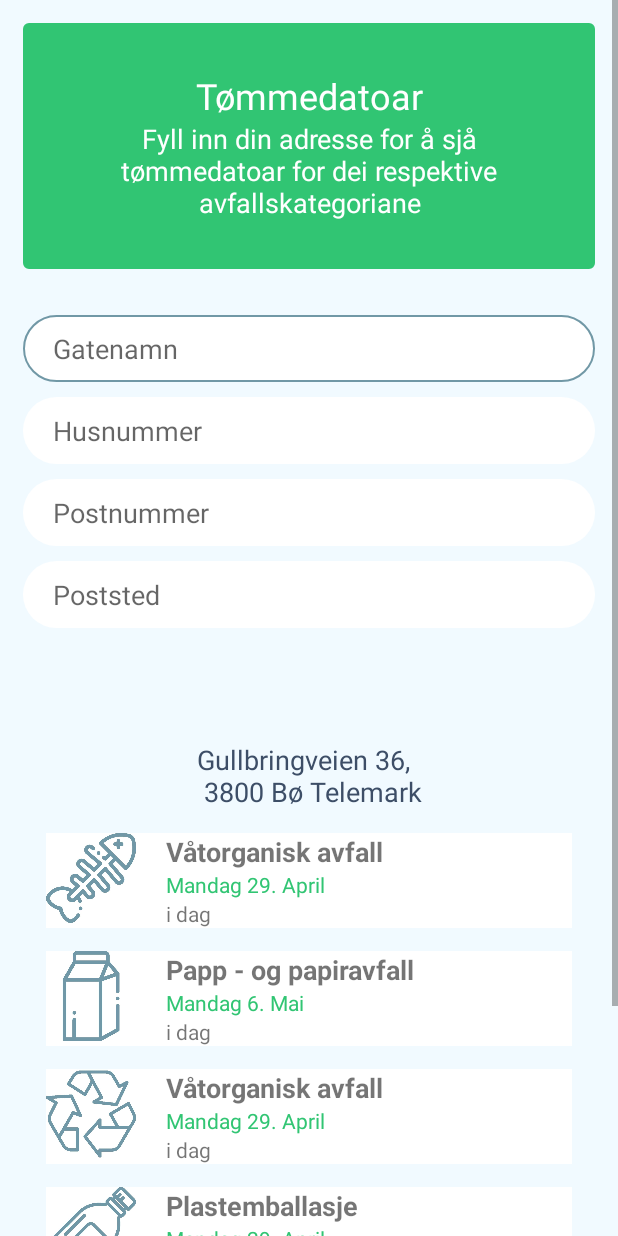
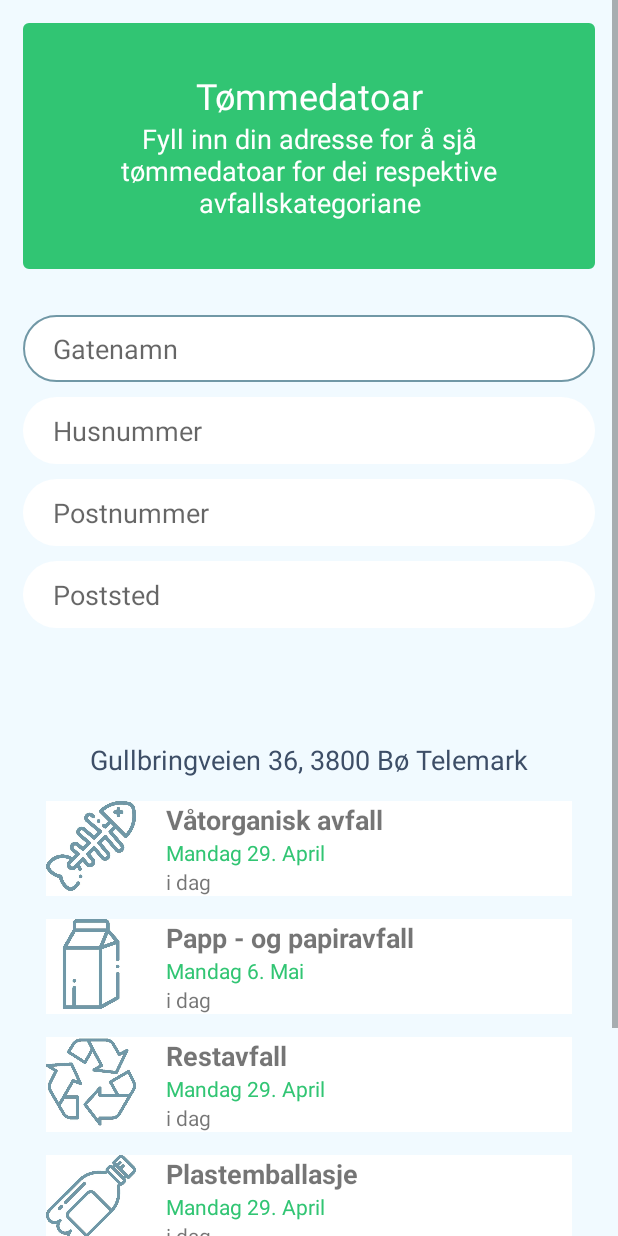
Before and after one commit to SimWer/Obligatorisk-6120-Mobile-Enheter, an Android app: the Bare_se_tommedatoer screen opened directly, with no data from a screen before it, on a phone screen of 412 x 824 dp. Run offline under Robolectric (Android 15) with nearby library versions, the phone set to English and light mode, and no system bars.

Commit message:
Tømmedatoer string extracted

```diff
--- a/app/src/main/res/layout/activity_bare_se_tommedatoer.xml
+++ b/app/src/main/res/layout/activity_bare_se_tommedatoer.xml
@@ -13,7 +13,7 @@
 
         <LinearLayout
             android:layout_width="match_parent"
-            android:layout_height="match_parent"
+            android:layout_height="wrap_content"
             android:orientation="vertical">
 
             <androidx.constraintlayout.widget.ConstraintLayout
@@ -36,7 +36,7 @@
                 <TextView
                     android:layout_width="wrap_content"
                     android:layout_height="wrap_content"
-                    android:text="Fyll inn din adresse for å sjå tømmedatoar for dei respektive avfallskategoriane"
+                    android:text="@string/tømme_title_text"
                     android:textAlignment="center"
                     android:textColor="@color/white"
                     android:textSize="@dimen/message_text_size"
@@ -56,7 +56,7 @@
                     android:layout_width="fill_parent"
                     android:layout_height="wrap_content"
                     android:background="@drawable/rounded_input"
-                    android:hint="Gatenamn"
+                    android:hint="@string/gatenamn_text"
                     app:layout_constraintStart_toStartOf="parent"
                     app:layout_constraintTop_toTopOf="parent" />
 
@@ -65,7 +65,7 @@
                     android:layout_height="wrap_content"
                     android:layout_width="fill_parent"
                     android:background="@drawable/rounded_input"
-                    android:hint="Husnummer"
+                    android:hint="@string/husnummer_text"
                     android:layout_marginTop="10dp"
                     app:layout_constraintStart_toStartOf="parent"
                     app:layout_constraintTop_toBottomOf="@id/searchbar_gatenamn" />
@@ -76,7 +76,7 @@
                     android:layout_height="wrap_content"
                     android:layout_marginTop="10dp"
                     android:background="@drawable/rounded_input"
-                    android:hint="Postnummer"
+                    android:hint="@string/postnummer_text"
                     app:layout_constraintStart_toStartOf="parent"
                     app:layout_constraintTop_toBottomOf="@+id/searchbar_husnummer" />
 
@@ -86,7 +86,7 @@
                     android:layout_height="wrap_content"
                     android:layout_marginTop="10dp"
                     android:background="@drawable/rounded_input"
-                    android:hint="Poststed"
+                    android:hint="@string/poststed_text"
                     app:layout_constraintStart_toStartOf="parent"
                     app:layout_constraintTop_toBottomOf="@id/searchbar_postnummmer" />
 
@@ -105,7 +105,7 @@
                     android:layout_height="wrap_content"
                     android:textSize="@dimen/message_text_size"
                     android:textColor="@color/text_color"
-                    android:text="Gullbringveien 36, \n 3800 Bø Telemark"
+                    android:text="@string/tømmedatoer_text"
                     app:layout_constraintStart_toStartOf="parent"
                     app:layout_constraintEnd_toEndOf="parent"
                     app:layout_constraintTop_toTopOf="parent"/>
@@ -135,21 +135,21 @@
                         android:textStyle="bold"
                         android:textSize="@dimen/message_text_size"
                         android:layout_marginStart="20dp"
-                        android:text="Våtorganisk avfall"
+                        android:text="@string/organic_waste_text"
                         app:layout_constraintTop_toTopOf="parent"
                         app:layout_constraintStart_toEndOf="@id/organic_image"/>
                     <TextView
                         android:id="@+id/organic_text_2"
                         android:layout_width="wrap_content"
                         android:layout_height="wrap_content"
-                        android:text="Mandag 29. April "
+                        android:text="@string/organic_date_text"
                         android:textColor="@color/boskartoteketPrimary"
                         app:layout_constraintStart_toStartOf="@id/organic_text_1"
                         app:layout_constraintTop_toBottomOf="@id/organic_text_1"/>
                     <TextView
                         android:layout_width="wrap_content"
                         android:layout_height="wrap_content"
-                        android:text="i dag"
+                        android:text="@string/date_text"
                         app:layout_constraintStart_toStartOf="@id/organic_text_1"
                         app:layout_constraintTop_toBottomOf="@id/organic_text_2"/>
 
@@ -180,21 +180,21 @@
                         android:textStyle="bold"
                         android:textSize="@dimen/message_text_size"
                         android:layout_marginStart="20dp"
-                        android:text="Papp - og papiravfall"
+                        android:text="@string/papp_text"
                         app:layout_constraintTop_toTopOf="parent"
                         app:layout_constraintStart_toEndOf="@id/papp_image"/>
                     <TextView
                         android:id="@+id/papp_text_2"
                         android:layout_width="wrap_content"
                         android:layout_height="wrap_content"
-                        android:text="Mandag 6. Mai"
+                        android:text="@string/papp_date_text"
                         android:textColor="@color/boskartoteketPrimary"
                         app:layout_constraintStart_toStartOf="@id/papp_text_1"
                         app:layout_constraintTop_toBottomOf="@id/papp_text_1"/>
                     <TextView
                         android:layout_width="wrap_content"
                         android:layout_height="wrap_content"
-                        android:text="i dag"
+                        android:text="@string/papp_day_text"
                         app:layout_constraintStart_toStartOf="@id/papp_text_1"
                         app:layout_constraintTop_toBottomOf="@id/papp_text_2"/>
 
@@ -225,21 +225,21 @@
                         android:textStyle="bold"
                         android:textSize="@dimen/message_text_size"
                         android:layout_marginStart="20dp"
-                        android:text="Våtorganisk avfall"
+                        android:text="@string/restavfall_text"
                         app:layout_constraintTop_toTopOf="parent"
                         app:layout_constraintStart_toEndOf="@id/rest_image"/>
                     <TextView
                         android:id="@+id/rest_text_2"
                         android:layout_width="wrap_content"
                         android:layout_height="wrap_content"
-                        android:text="Mandag 29. April "
+                        android:text="@string/rest_date_text"
                         android:textColor="@color/boskartoteketPrimary"
                         app:layout_constraintStart_toStartOf="@id/rest_text_1"
                         app:layout_constraintTop_toBottomOf="@id/rest_text_1"/>
                     <TextView
                         android:layout_width="wrap_content"
                         android:layout_height="wrap_content"
-                        android:text="i dag"
+                        android:text="@string/rest_day_text"
                         app:layout_constraintStart_toStartOf="@id/rest_text_1"
                         app:layout_constraintTop_toBottomOf="@id/rest_text_2"/>
 
@@ -270,21 +270,21 @@
                         android:textStyle="bold"
                         android:textSize="@dimen/message_text_size"
                         android:layout_marginStart="20dp"
-                        android:text="Plastemballasje"
+                        android:text="@string/plastemballasje_text"
                         app:layout_constraintTop_toTopOf="parent"
                         app:layout_constraintStart_toEndOf="@id/plast_image"/>
                     <TextView
                         android:id="@+id/plast_text_2"
                         android:layout_width="wrap_content"
                         android:layout_height="wrap_content"
-                        android:text="Mandag 29. April "
+                        android:text="@string/plast_date_text"
                         android:textColor="@color/boskartoteketPrimary"
                         app:layout_constraintStart_toStartOf="@id/plast_text_1"
                         app:layout_constraintTop_toBottomOf="@id/plast_text_1"/>
                     <TextView
                         android:layout_width="wrap_content"
                         android:layout_height="wrap_content"
-                        android:text="i dag"
+                        android:text="@string/plast_day_text"
                         app:layout_constraintStart_toStartOf="@id/plast_text_1"
                         app:layout_constraintTop_toBottomOf="@id/plast_text_2"/>
 
@@ -315,21 +315,21 @@
                         android:textStyle="bold"
                         android:textSize="@dimen/message_text_size"
                         android:layout_marginStart="20dp"
-                        android:text="Farleg avfall"
+                        android:text="@string/hazard_text"
                         app:layout_constraintTop_toTopOf="parent"
                         app:layout_constraintStart_toEndOf="@id/hazard_image"/>
                     <TextView
                         android:id="@+id/hazard_text_2"
                         android:layout_width="wrap_content"
                         android:layout_height="wrap_content"
-                        android:text="Mandag 29. April "
+                        android:text="@string/hazard_date_text"
                         android:textColor="@color/boskartoteketPrimary"
                         app:layout_constraintStart_toStartOf="@id/hazard_text_1"
                         app:layout_constraintTop_toBottomOf="@id/hazard_text_1"/>
                     <TextView
                         android:layout_width="wrap_content"
                         android:layout_height="wrap_content"
-                        android:text="i dag"
+                        android:text="@string/hazard_day_text"
                         app:layout_constraintStart_toStartOf="@id/hazard_text_1"
                         app:layout_constraintTop_toBottomOf="@id/hazard_text_2"/>
 
--- a/app/src/main/res/values/strings.xml
+++ b/app/src/main/res/values/strings.xml
@@ -54,4 +54,25 @@
     <string name="last_name_input">Etternavn</string>
     <string name="address_hint">Adresse</string>
     <string name="create_user">Opprett bruker</string>
+    <string name="tømme_title_text">Fyll inn din adresse for å sjå tømmedatoar for dei respektive avfallskategoriane</string>
+    <string name="gatenamn_text">Gatenamn</string>
+    <string name="husnummer_text">Husnummer</string>
+    <string name="postnummer_text">Postnummer</string>
+    <string name="poststed_text">Poststed</string>
+    <string name="tømmedatoer_text">Gullbringveien 36,   3800 Bø Telemark</string>
+    <string name="organic_waste_text">Våtorganisk avfall</string>
+    <string name="organic_date_text">Mandag 29. April</string>
+    <string name="date_text">i dag</string>
+    <string name="papp_text">Papp - og papiravfall</string>
+    <string name="papp_date_text">Mandag 6. Mai</string>
+    <string name="papp_day_text">i dag</string>
+    <string name="plastemballasje_text">Plastemballasje</string>
+    <string name="plast_date_text">Mandag 29. April</string>
+    <string name="plast_day_text">i dag</string>
+    <string name="restavfall_text">Restavfall</string>
+    <string name="rest_date_text">Mandag 29. April</string>
+    <string name="rest_day_text">i dag</string>
+    <string name="hazard_text">Farleg avfall</string>
+    <string name="hazard_date_text">Mandag 29. April</string>
+    <string name="hazard_day_text">i dag</string>
 </resources>
```
